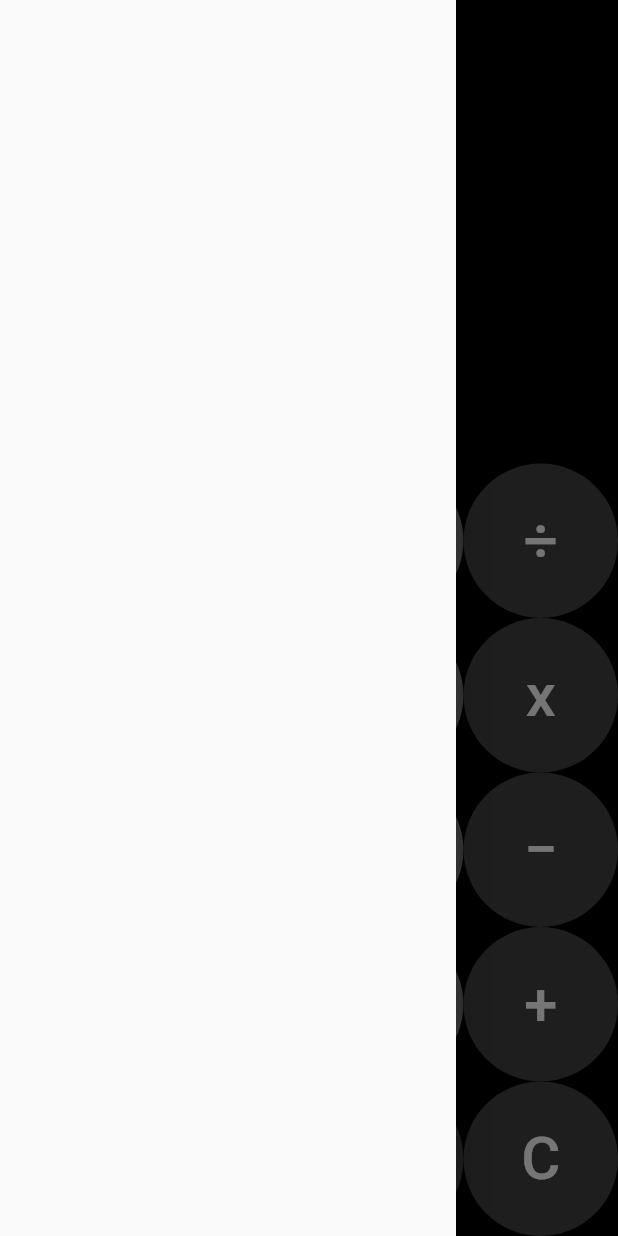
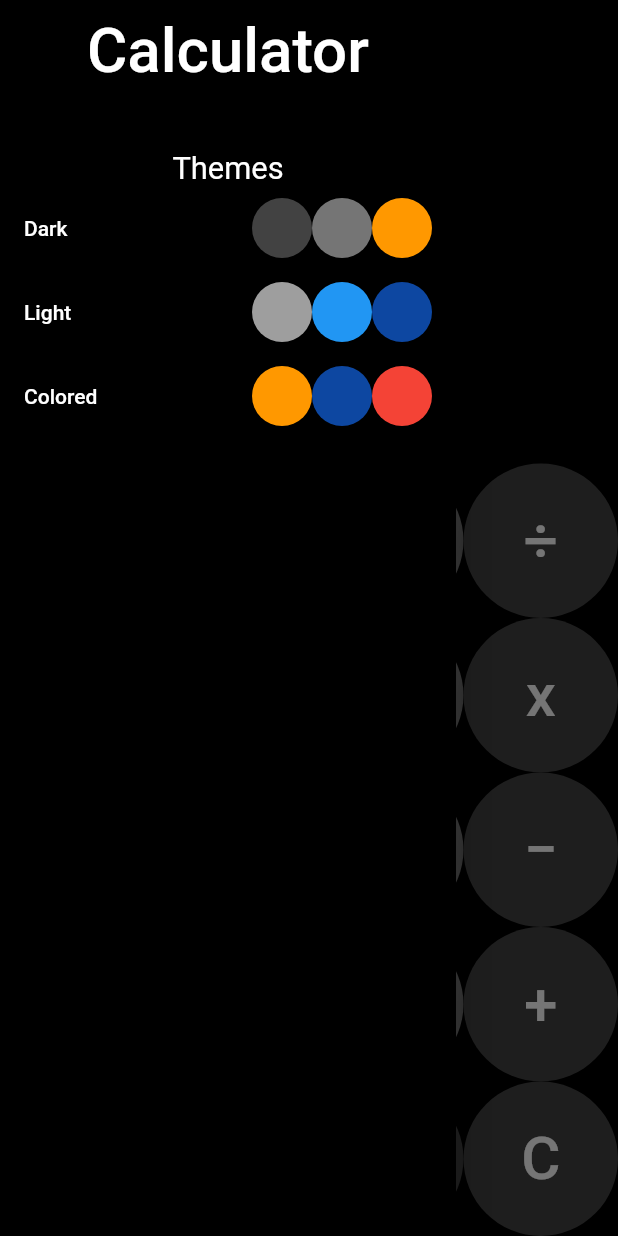
Before and after one commit to shahzebnaqvi/Calculator-App, a Flutter app: the screen it shows after launch, with the side drawer open, on a phone screen of 412 x 824 dp. Run offline on Flutter 3.47's test engine with Material 2 defaults, Android fonts, the phone set to English and light mode, and no system bars; missing offline and left inert: function_tree.

Commit message:
color theme

```diff
--- a/lib/calculator.dart
+++ b/lib/calculator.dart
@@ -14,15 +14,147 @@ Color colorbut2 = Colors.grey.shade800;
 Color colorbut3 = Colors.orange;
 Color colortext = Colors.white;
 Color colorback = Colors.black;
+Color colordrawericon = Colors.white;
 
 class _CalculatorState extends State<Calculator> {
+  light() {
+    setState(() {
+      print("Light");
+      colorbut1 = Colors.grey.shade600;
+      colorbut2 = Colors.blue;
+      colorbut3 = Colors.blue.shade900;
+      colortext = Colors.black;
+      colorback = Colors.white;
+      colordrawericon = Colors.white;
+    });
+  }
+
   @override
   Widget build(BuildContext context) {
     return Scaffold(
       appBar: AppBar(
         backgroundColor: colorback,
+        elevation: 0,
+        iconTheme: IconThemeData(color: colortext),
       ),
-      drawer: Drawer(),
+      drawer: Drawer(
+        child: Container(
+            //child: Your widget,
+            color: colorback,
+            width: double.infinity,
+            height: double.infinity,
+            child: Container(
+              child: Column(
+                children: [
+                  SizedBox(
+                    height: 100.0,
+                    child: DrawerHeader(
+                      margin: EdgeInsets.all(0.0),
+                      padding: EdgeInsets.only(top: 10.0),
+                      child: Text(
+                        "Calculator",
+                        style: TextStyle(
+                            color: colortext,
+                            fontSize: MediaQuery.of(context).size.width * 0.1),
+                      ),
+                    ),
+                  ),
+                  Text(
+                    "Themes",
+                    style: TextStyle(
+                        color: colortext,
+                        fontSize: MediaQuery.of(context).size.width * 0.05),
+                  ),
+                  InkWell(
+                    onTap: () {
+                      setState(() {
+                        colorbut1 = Colors.grey.shade600;
+                        colorbut2 = Colors.grey.shade800;
+                        colorbut3 = Colors.orange;
+                        colortext = Colors.white;
+                        colorback = Colors.black;
+                        colordrawericon = Colors.white;
+                      });
+                    },
+                    child: ListTile(
+                      title: Text(
+                        "Dark",
+                        style: TextStyle(color: colortext),
+                      ),
+                      trailing: Wrap(
+                        children: [
+                          CircleAvatar(
+                            backgroundColor: Colors.grey.shade800,
+                          ),
+                          CircleAvatar(
+                            backgroundColor: Colors.grey.shade600,
+                          ),
+                          CircleAvatar(
+                            backgroundColor: Colors.orange,
+                          )
+                        ],
+                      ),
+                    ),
+                  ),
+                  InkWell(
+                    onTap: () {
+                      light();
+                    },
+                    child: ListTile(
+                      title: Text(
+                        "Light",
+                        style: TextStyle(color: colortext),
+                      ),
+                      trailing: Wrap(
+                        children: [
+                          CircleAvatar(
+                            backgroundColor: Colors.grey,
+                          ),
+                          CircleAvatar(
+                            backgroundColor: Colors.blue,
+                          ),
+                          CircleAvatar(
+                            backgroundColor: Colors.blue.shade900,
+                          )
+                        ],
+                      ),
+                    ),
+                  ),
+                  InkWell(
+                    onTap: () {
+                      setState(() {
+                        colorbut1 = Colors.orange;
+                        colorbut2 = Colors.blue.shade900;
+                        colorbut3 = Colors.red;
+                        colortext = Colors.blue.shade900;
+                        colorback = Colors.white;
+                        colordrawericon = Colors.blue.shade900;
+                      });
+                    },
+                    child: ListTile(
+                      title: Text(
+                        "Colored",
+                        style: TextStyle(color: colortext),
+                      ),
+                      trailing: Wrap(
+                        children: [
+                          CircleAvatar(
+                            backgroundColor: Colors.orange,
+                          ),
+                          CircleAvatar(
+                            backgroundColor: Colors.blue.shade900,
+                          ),
+                          CircleAvatar(
+                            backgroundColor: Colors.red,
+                          )
+                        ],
+                      ),
+                    ),
+                  ),
+                ],
+              ),
+            )),
+      ),
       backgroundColor: colorback,
       body: Column(
         mainAxisAlignment: MainAxisAlignment.end,
@@ -33,7 +165,7 @@ class _CalculatorState extends State<Calculator> {
             controller: TextEditingController(text: results),
             style: TextStyle(fontSize: 40.0, height: 1.0, color: colortext),
             decoration: const InputDecoration(
-                border: OutlineInputBorder(),
+                contentPadding: EdgeInsets.only(bottom: 20),
                 fillColor: Colors.transparent,
                 filled: true),
           ),
```
